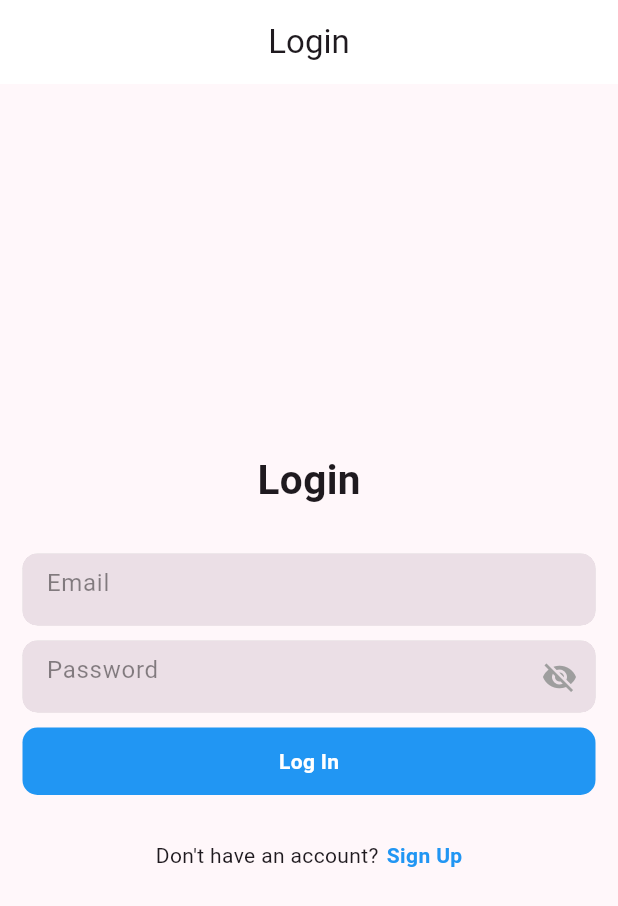
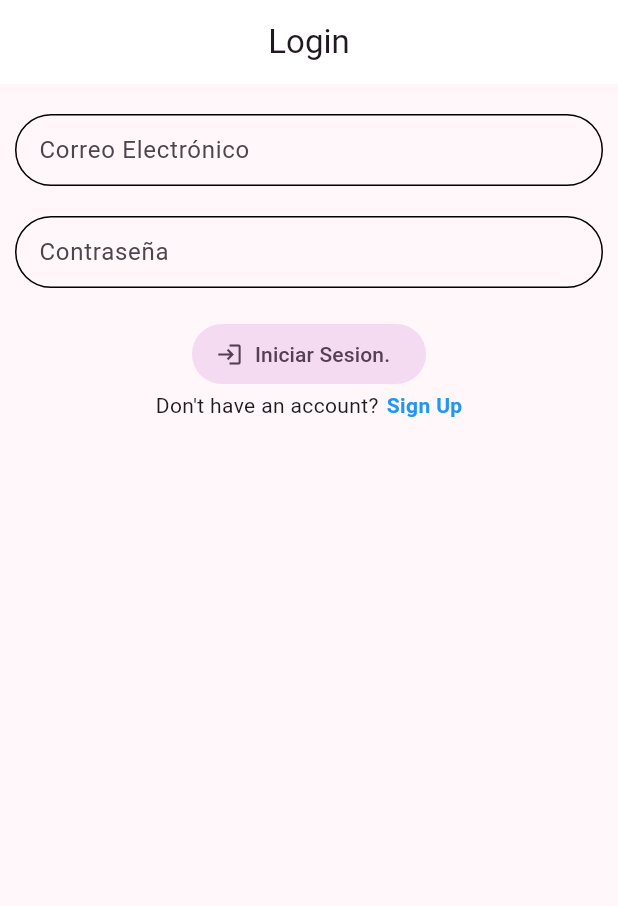
Before and after one commit to DIoads/Books, a Flutter app: the screen it shows after launch, on a phone screen of 412 x 824 dp. Shown: the top 906 px of the screen. Run offline on Flutter 3.47's test engine with Material 3 defaults, Android fonts, the phone set to English and light mode, and no system bars; our stand-ins replace equatable, firebase_auth, firebase_core, flutter_bloc, flutter_riverpod, fluttertoast and 1 more; accounts and stored records are empty.

```diff
--- a/lib/domain/entities/user_entity.dart
+++ b/lib/domain/entities/user_entity.dart
@@ -1,23 +1,48 @@
 class MyUser {
+  String? age;
+  String? email;
+  List<String>? favGenres;
+  String? imageUrl;
+  String? username;
   String? userId;
-  String? eMail;
-  String? name;
 
-  MyUser({this.userId, this.name, this.eMail});
+  MyUser({
+    this.age,
+    this.email,
+    this.favGenres,
+    this.imageUrl,
+    this.username,
+    this.userId,
+  });
 
+  String? get getAge => age;
+  String? get getEmail => email;
+  List<String>? get getFavGenres => favGenres;
+  String? get gerImageUrl => imageUrl;
+  String? get getUsername => username;
   String? get getUserId => userId;
-  String? get getEMail => eMail;
-  String? get getName => name;
+
+  set setAge(String age) {
+    this.age = age;
+  }
+
+  set setEMail(String email) {
+    this.email = email;
+  }
+
+  set setFavGenres(List<String> favGenres) {
+    this.favGenres = favGenres;
+  }
+
+  set setImageUrl(String imageUrl) {
+    this.imageUrl = imageUrl;
+  }
+
+  set setUsername(String username) {
+    this.username = username;
+  }
 
   set setUserId(String userId) {
     this.userId = userId;
   }
-
-  set setEMail(String eMail) {
-    this.eMail = eMail;
-  }
-
-  set setName(String name) {
-    this.name = name;
-  }
 }
--- /dev/null
+++ b/lib/presentation/bloc/cubit/user_state.dart
@@ -0,0 +1,26 @@
+part of 'user_cubit.dart';
+
+enum FormStatus { invalid, valid, validating, posting }
+
+class UserState extends Equatable {
+  final FormStatus formStatus;
+  final MyUser currentUser = MyUser();
+  final AuthServicesInterface auth = FirebaseAuthService();
+
+  UserState(
+      {this.formStatus = FormStatus.invalid,
+      MyUser? currentUser,
+      FirebaseAuthService? auth});
+
+  UserState copyWith(
+          {FormStatus? formStatus,
+          MyUser? currentUser,
+          FirebaseAuthService? auth}) =>
+      UserState(
+          formStatus: formStatus ?? this.formStatus,
+          currentUser: currentUser ?? this.currentUser,
+          auth: auth);
+
+  @override
+  List<Object> get props => [formStatus, currentUser];
+}
--- a/lib/presentation/providers/user_provider.dart
+++ b/lib/presentation/providers/user_provider.dart
@@ -20,8 +20,7 @@ class UserNotifier extends StateNotifier<MyUser> {
     User? user = await _auth.logInWithEmailAndPassword(email, password);
 
     if (user != null) {
-      state =
-          MyUser(userId: user.uid, name: user.displayName, eMail: user.email);
+      state = MyUser(userId: user.uid);
 
       if (context.mounted) context.go('/home');
     }
@@ -32,8 +31,7 @@ class UserNotifier extends StateNotifier<MyUser> {
     User? user = await _auth.signUpWithEmailAndPassword(email, password);
 
     if (user != null) {
-      state =
-          MyUser(userId: user.uid, name: user.displayName, eMail: user.email);
+      state = MyUser(userId: user.uid);
 
       if (context.mounted) context.go('/home');
     }
--- a/lib/presentation/screens/login/login_screen.dart
+++ b/lib/presentation/screens/login/login_screen.dart
@@ -1,5 +1,5 @@
-import 'package:book/presentation/views/login/login_view.dart';
 import 'package:book/presentation/widgets/appBars/custom_app_bar.dart';
+import 'package:book/presentation/widgets/forms/login_form.dart';
 import 'package:flutter/material.dart';
 
 class LoginScreen extends StatelessWidget with CustomAppBar {
@@ -13,7 +13,30 @@ class LoginScreen extends StatelessWidget with CustomAppBar {
         child: Scaffold(
       appBar: appBarWithOutReturnButton(
           title: "Login", backgroundcolor: colors.onPrimary),
-      body: const LogInView(),
+      body: const _LoginView(),
     ));
   }
 }
+
+class _LoginView extends StatelessWidget {
+  const _LoginView();
+
+  @override
+  Widget build(BuildContext context) {
+    return const SafeArea(
+      child: Padding(
+        padding: EdgeInsets.symmetric(horizontal: 10),
+        child: SingleChildScrollView(
+          child: Column(
+            children: [
+              LogInForm(),
+              SizedBox(
+                height: 20,
+              )
+            ],
+          ),
+        ),
+      ),
+    );
+  }
+}
--- a/lib/presentation/views/login/login_view.dart
+++ b/lib/presentation/views/login/login_view.dart
@@ -24,13 +24,9 @@ class LogInFormState extends ConsumerState<LogInView>
   }
 
   @override
-  void initState() {
-    super.initState();
-    ref.read(userNotifierProvider);
-  }
+  Widget build(BuildContext context) {
+    final UserNotifier currentUser = ref.watch(userNotifierProvider.notifier);
 
-  @override
-  Widget build(BuildContext context) {
     return Center(
       child: Padding(
         padding: const EdgeInsets.symmetric(horizontal: 15),
@@ -59,7 +55,7 @@ class LogInFormState extends ConsumerState<LogInView>
             height: 10,
           ),
           iconlessnlGestureDetector(() {
-            ref.watch(userNotifierProvider.notifier).logIn(
+            currentUser.logIn(
                 context, _emailController.text, _passwordController.text);
           }, 'Log In'),
           const SizedBox(
--- /dev/null
+++ b/lib/presentation/widgets/formFields/custom_text_form_field.dart
@@ -0,0 +1,43 @@
+import 'package:flutter/material.dart';
+
+class CustomTextFormField extends StatelessWidget {
+  final String? label;
+  final String? hint;
+  final String? errorMessage;
+  final Function(String)? onChanged;
+  final String? Function(String?)? validator;
+  final bool obscureText;
+
+  const CustomTextFormField(
+      {super.key,
+      this.label,
+      this.hint,
+      this.errorMessage,
+      this.onChanged,
+      this.validator,
+      this.obscureText = false});
+
+  @override
+  Widget build(BuildContext context) {
+    final colors = Theme.of(context).colorScheme;
+    final border = OutlineInputBorder(borderRadius: BorderRadius.circular(40));
+    return TextFormField(
+      onChanged: onChanged,
+      validator: validator,
+      obscureText: obscureText,
+      decoration: InputDecoration(
+          enabledBorder: border,
+          focusedBorder:
+              border.copyWith(borderSide: BorderSide(color: colors.primary)),
+          errorBorder: border.copyWith(
+              borderSide: BorderSide(color: Colors.red.shade800)),
+          focusedErrorBorder: border.copyWith(
+              borderSide: BorderSide(color: Colors.red.shade800)),
+          isDense: true,
+          label: label != null ? Text(label!) : null,
+          hintText: hint,
+          errorText: errorMessage,
+          focusColor: colors.primary),
+    );
+  }
+}
--- /dev/null
+++ b/lib/presentation/widgets/forms/login_form.dart
@@ -0,0 +1,79 @@
+import 'package:book/presentation/bloc/cubit/user_cubit.dart';
+import 'package:book/presentation/widgets/widgets.dart';
+import 'package:flutter/material.dart';
+import 'package:flutter_bloc/flutter_bloc.dart';
+import 'package:go_router/go_router.dart';
+
+class LogInForm extends StatefulWidget {
+  /// Es un formulario customizado [ Form ] que extiende de un widget de tipo [ StatefulWidget ]
+  const LogInForm({super.key});
+
+  @override
+  State<LogInForm> createState() => LogInFormState();
+}
+
+class LogInFormState extends State<LogInForm> with Validators {
+  final GlobalKey<FormState> _fromKey = GlobalKey<FormState>();
+
+  String email = "";
+  String password = "";
+
+  @override
+  Widget build(BuildContext context) {
+    return BlocProvider(
+      create: (context) => UserCubit(),
+      child: BlocBuilder<UserCubit, UserState>(
+        builder: (context, state) {
+          return Form(
+              key: _fromKey,
+              child: Column(
+                mainAxisAlignment: MainAxisAlignment.center,
+                children: [
+                  const SizedBox(
+                    height: 20,
+                  ),
+                  CustomTextFormField(
+                    label: 'Correo Electrónico',
+                    onChanged: (_) {
+                      email = _;
+                    },
+                    validator: emailValidator,
+                  ),
+                  const SizedBox(
+                    height: 20,
+                  ),
+                  CustomTextFormField(
+                    label: 'Contraseña',
+                    obscureText: true,
+                    onChanged: (_) {
+                      password = _;
+                    },
+                    validator: passwordValidator,
+                  ),
+                  const SizedBox(
+                    height: 20,
+                  ),
+                  FilledButton.tonalIcon(
+                      onPressed: () {
+                        final isValid = _fromKey.currentState!.validate();
+                        if (!isValid) return;
+                        login(context, email, password, UserCubit());
+                      },
+                      icon: const Icon(Icons.login),
+                      label: const Text('Iniciar Sesion.')),
+                  CustomRows(
+                      mainText: "Don't have an account?",
+                      pressText: 'Sign Up',
+                      onpress: () => context.push('/signup'))
+                ],
+              ));
+        },
+      ),
+    );
+  }
+
+  login(BuildContext context, username, String password, UserCubit userCubit) {
+    _fromKey.currentState?.validate();
+    userCubit.onLogIn(context, username, password);
+  }
+}
--- a/pubspec.yaml
+++ b/pubspec.yaml
@@ -8,11 +8,13 @@ environment:
 
 dependencies:
   cloud_firestore: ^4.16.1
+  equatable: ^2.0.5
   firebase_auth: ^4.19.1
   firebase_core: ^2.29.0
   firebase_storage: ^11.7.1
   flutter:
     sdk: flutter
+  flutter_bloc: ^8.1.5
   flutter_riverpod: ^2.5.1
   fluttertoast: ^8.2.4
   font_awesome_flutter: ^10.7.0
```
Also changed, not shown: lib/infrastructure/models/user.dart (+22 -14 lines), lib/presentation/bloc/cubit/user_cubit.dart (added, +49 -0 lines), lib/presentation/helpers/validators.dart (added, +36 -0 lines), lib/presentation/screens/home/home_screen.dart (+49 -12 lines), lib/presentation/screens/signup/signup_screen.dart (+33 -5 lines), lib/presentation/views/home/home_view.dart (+0 -30 lines), lib/presentation/views/signup/signup_view.dart (deleted, +0 -82 lines), lib/presentation/widgets/forms/signup_form.dart (added, +96 -0 lines), lib/presentation/widgets/widgets.dart (+5 -2 lines), firebase.json, lib/firebase_options.dart, lib/presentation/widgets/formFields/form_container_widget.dart (renamed from lib/presentation/widgets/forms/form_container_widget.dart), pubspec.lock, 1 other file.
